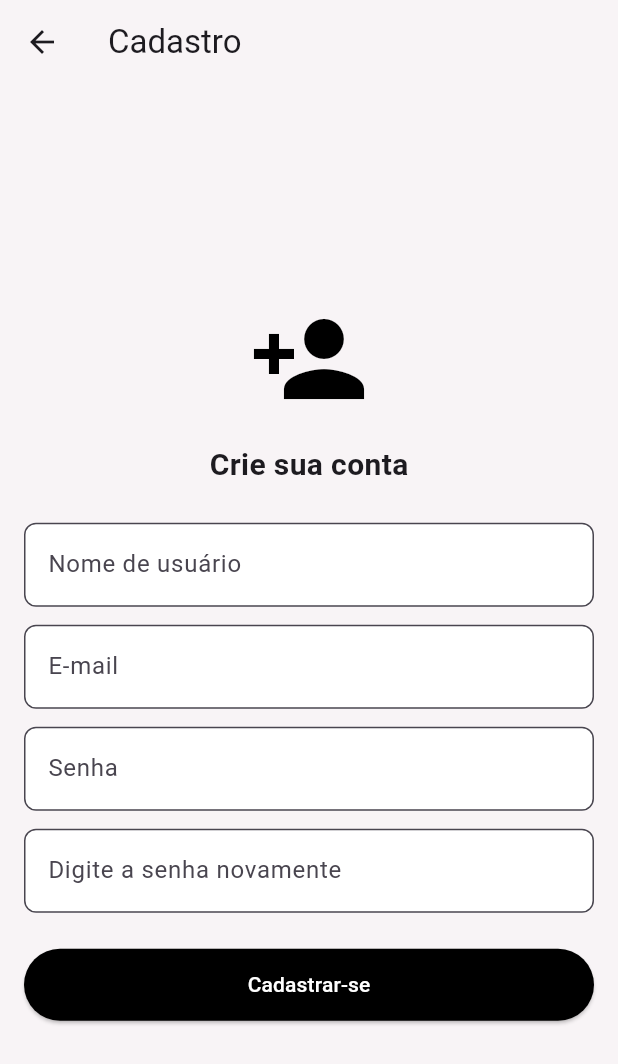
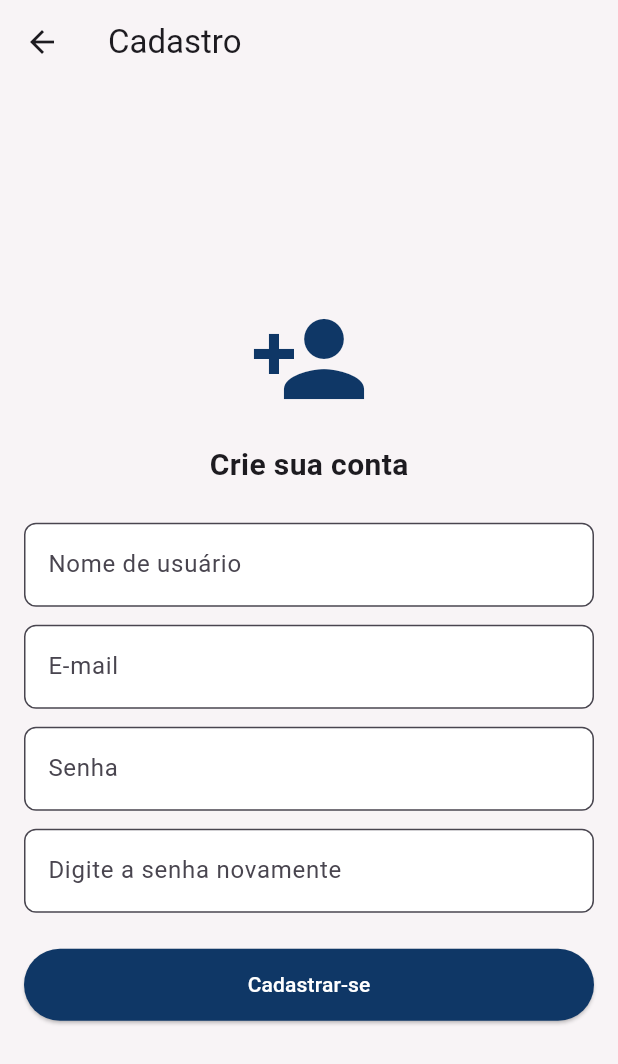
Before and after one commit to Chamed/gurk_spy, a Flutter app: the screen it shows after launch, after a tap on "Registre-se", on a phone screen of 412 x 824 dp. Shown: the top 1064 px of the screen. Run offline on Flutter 3.47's test engine with Material 3 defaults, Android fonts, the light colour scheme and no system bars; our stand-ins replace cloud_firestore, firebase_auth, firebase_core, firebase_database, geolocator, sqflite; accounts and stored records are empty.

Commit message:
:art: enhance user registration and login views with input validation and error handling

```diff
--- a/gurk_spy_user/lib/views/login_view.dart
+++ b/gurk_spy_user/lib/views/login_view.dart
@@ -48,23 +48,45 @@ class _LoginViewState extends State<LoginView> {
         mainAxisAlignment: MainAxisAlignment.center,
         crossAxisAlignment: CrossAxisAlignment.stretch,
         children: [
-            const Icon(
-              Icons.lock,
-              size: 80,
-              color: Colors.black,
-            ),
-            const SizedBox(height: 16.0),
+          // Título GURK - SPY
           const Center(
             child: Text(
-                'Bem vindo de volta!',
-                style: TextStyle(fontSize: 18, fontWeight: FontWeight.bold),
+              'GURK - SPY',
+              style: TextStyle(
+                fontSize: 28,
+                fontWeight: FontWeight.bold,
+                color: Colors.black,
+                letterSpacing: 1.5,
+              ),
             ),
           ),
           const SizedBox(height: 24.0),
+
+
+          Icon(
+            Icons.visibility_outlined , // Ícone de monitoramento cardíaco
+            size: 100,
+            color: const Color.fromARGB(255, 15, 55, 102),
+          ),
+
+          const SizedBox(height: 24.0),
+          const Center(
+            child: Text(
+              'Bem-vindo de volta!',
+              style: TextStyle(
+                fontSize: 18,
+                fontWeight: FontWeight.bold,
+                color: Colors.black54,
+              ),
+            ),
+          ),
+          const SizedBox(height: 24.0),
+
           _buildTextField(_emailController, 'E-mail'),
           const SizedBox(height: 12.0),
           _buildTextField(_passwordController, 'Senha', obscureText: true),
           const SizedBox(height: 8.0),
+
           Align(
             alignment: Alignment.centerRight,
             child: TextButton(
@@ -75,11 +97,15 @@ class _LoginViewState extends State<LoginView> {
               ),
             ),
           ),
+
           ElevatedButton(
             onPressed: _isLoading ? null : _signIn,
             style: ElevatedButton.styleFrom(
-                backgroundColor: Colors.black,
+              backgroundColor: Color.fromARGB(255, 15, 55, 102),
               padding: const EdgeInsets.symmetric(vertical: 14.0),
+              shape: RoundedRectangleBorder(
+                borderRadius: BorderRadius.circular(8.0),
+              ),
             ),
             child: _isLoading
                 ? const CircularProgressIndicator(
@@ -87,10 +113,14 @@ class _LoginViewState extends State<LoginView> {
                   )
                 : const Text(
                     'Entrar',
-                      style: TextStyle(color: Colors.white),
+                    style: TextStyle(
+                      color: Colors.white,
+                      fontSize: 16,
+                      fontWeight: FontWeight.bold,
                     ),
                   ),
-            const SizedBox(height: 12.0),
+          ),
+
           const SizedBox(height: 12.0),
           Row(
             mainAxisAlignment: MainAxisAlignment.center,
--- a/gurk_spy_user/lib/views/register_view.dart
+++ b/gurk_spy_user/lib/views/register_view.dart
@@ -13,7 +13,8 @@ class _SignUpViewState extends State<SignUpView> {
   final TextEditingController _nameController = TextEditingController();
   final TextEditingController _emailController = TextEditingController();
   final TextEditingController _passwordController = TextEditingController();
-  final TextEditingController _confirmPasswordController = TextEditingController();
+  final TextEditingController _confirmPasswordController =
+      TextEditingController();
   bool _isLoading = false;
 
   Future<void> _registerUser() async {
@@ -26,7 +27,18 @@ class _SignUpViewState extends State<SignUpView> {
       );
       return;
     }
-
+    if (_nameController.text.isEmpty ||
+        _emailController.text.isEmpty ||
+        _passwordController.text.isEmpty ||
+        _confirmPasswordController.text.isEmpty) {
+      ScaffoldMessenger.of(context).showSnackBar(
+        const SnackBar(
+          content: Text('Por favor, preencha todos os campos.'),
+          backgroundColor: Colors.orange,
+        ),
+      );
+      return;
+    }
     setState(() {
       _isLoading = true;
     });
@@ -62,9 +74,7 @@ class _SignUpViewState extends State<SignUpView> {
       _passwordController.clear();
       _confirmPasswordController.clear();
 
-
       Navigator.pop(context);
-
     } on FirebaseAuthException catch (e) {
       String errorMessage;
       if (e.code == 'weak-password') {
@@ -78,10 +88,7 @@ class _SignUpViewState extends State<SignUpView> {
       }
 
       ScaffoldMessenger.of(context).showSnackBar(
-        SnackBar(
-          content: Text(errorMessage),
-          backgroundColor: Colors.red,
-        ),
+        SnackBar(content: Text(errorMessage), backgroundColor: Colors.red),
       );
     } catch (e) {
       ScaffoldMessenger.of(context).showSnackBar(
@@ -119,7 +126,7 @@ class _SignUpViewState extends State<SignUpView> {
             const Icon(
               Icons.person_add,
               size: 80,
-              color: Colors.black,
+              color: Color.fromARGB(255, 15, 55, 102),
             ),
             const SizedBox(height: 16.0),
             const Center(
@@ -135,15 +142,20 @@ class _SignUpViewState extends State<SignUpView> {
             const SizedBox(height: 12.0),
             _buildTextField(_passwordController, 'Senha', obscureText: true),
             const SizedBox(height: 12.0),
-            _buildTextField(_confirmPasswordController, 'Digite a senha novamente', obscureText: true),
+            _buildTextField(
+              _confirmPasswordController,
+              'Digite a senha novamente',
+              obscureText: true,
+            ),
             const SizedBox(height: 24.0),
             ElevatedButton(
               onPressed: _isLoading ? null : _registerUser,
               style: ElevatedButton.styleFrom(
-                backgroundColor: Colors.black,
+                backgroundColor: const Color.fromARGB(255, 15, 55, 102),
                 padding: const EdgeInsets.symmetric(vertical: 14.0),
               ),
-              child: _isLoading
+              child:
+                  _isLoading
                       ? const CircularProgressIndicator(
                         valueColor: AlwaysStoppedAnimation<Color>(Colors.white),
                       )
@@ -158,14 +170,16 @@ class _SignUpViewState extends State<SignUpView> {
     );
   }
 
-  Widget _buildTextField(TextEditingController controller, String label, {bool obscureText = false}) {
+  Widget _buildTextField(
+    TextEditingController controller,
+    String label, {
+    bool obscureText = false,
+  }) {
     return TextField(
       controller: controller,
       decoration: InputDecoration(
         labelText: label,
-        border: OutlineInputBorder(
-          borderRadius: BorderRadius.circular(8.0),
-        ),
+        border: OutlineInputBorder(borderRadius: BorderRadius.circular(8.0)),
         filled: true,
         fillColor: Colors.white,
       ),
```
Also changed, not shown: gurk_spy_user/lib/controllers/auth_controller.dart (+47 -6 lines), gurk_spy_user/lib/controllers/home_controller.dart (added, +41 -0 lines), gurk_spy_user/lib/controllers/login_controller.dart (+14 -5 lines), gurk_spy_user/lib/views/home_view.dart (+65 -5 lines). Lines whose indentation alone changed are shown as unchanged.
